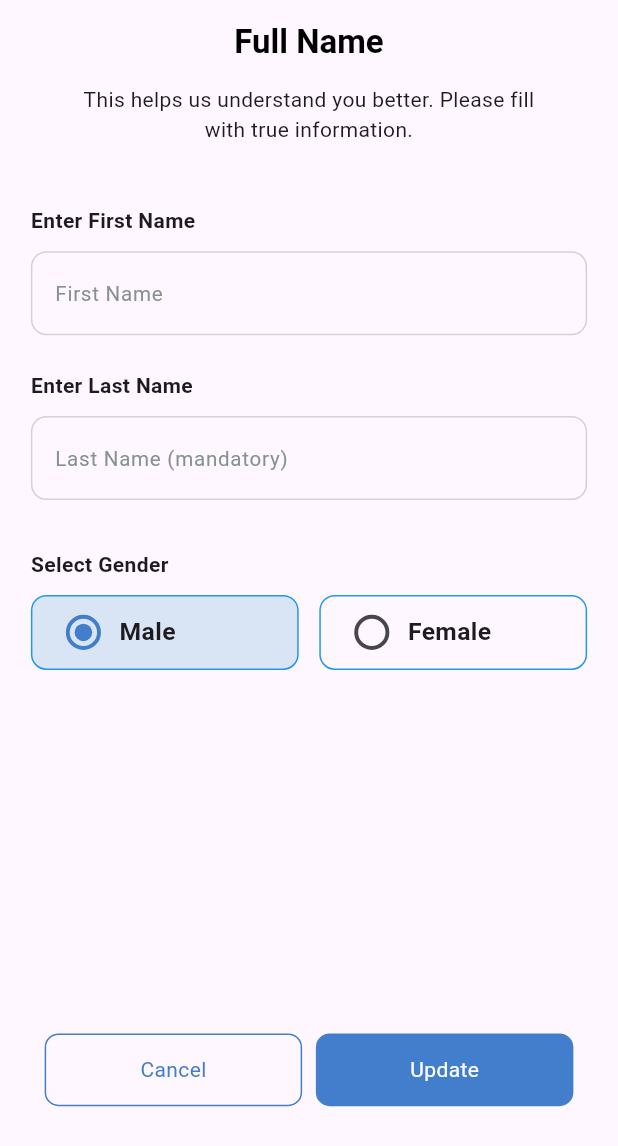
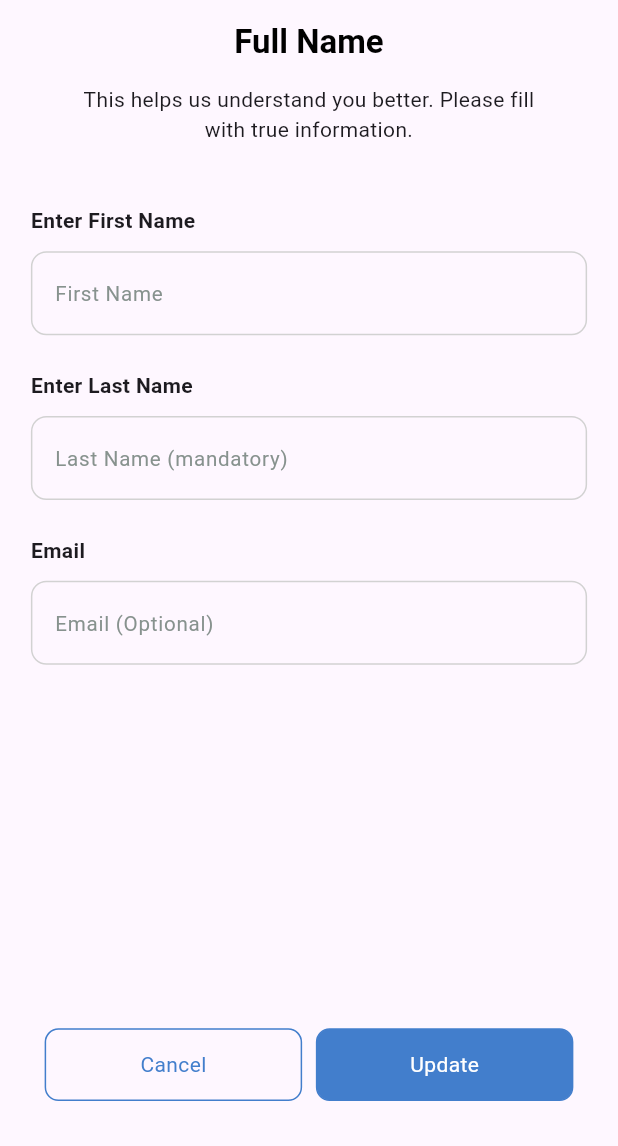
Before and after one commit to Syamkrishna2272/Village_App, a Flutter app: the UserDetailsScreen screen opened directly, on a phone screen of 412 x 824 dp. Shown: the top 1146 px of the screen. Run offline on Flutter 3.47's test engine with Material 3 defaults, Android fonts, the phone set to English and light mode, and no system bars; our stand-ins replace carousel_slider, material_design_icons_flutter.

Commit message:
basic details page gender removed and email form added

```diff
--- /dev/null
+++ b/lib/view/screens/basicdetailspage/userdetails.dart
@@ -0,0 +1,92 @@
+import 'package:flutter/material.dart';
+import 'package:village_app/view/screens/basicdetailspage/widget/button.dart';
+import 'package:village_app/view/screens/basicdetailspage/widget/texform3.dart';
+import 'package:village_app/view/screens/basicdetailspage/widget/textform1.dart';
+import 'package:village_app/view/screens/basicdetailspage/widget/textform2.dart';
+
+class UserDetailsScreen extends StatefulWidget {
+  final bool fromUserDataWidget;
+  const UserDetailsScreen({super.key, this.fromUserDataWidget = false});
+
+  @override
+  State<UserDetailsScreen> createState() => _UserDetailsScreenState();
+}
+
+class _UserDetailsScreenState extends State<UserDetailsScreen> {
+  @override
+  Widget build(BuildContext context) {
+    final mediaQuery = MediaQuery.of(context);
+    final screenHeight = mediaQuery.size.height;
+    final screenWidth = mediaQuery.size.width;
+
+    return Scaffold(
+      appBar: AppBar(
+        automaticallyImplyLeading: false,
+        title: Center(
+          child: Text(
+            widget.fromUserDataWidget ? 'Full Name' : 'Basic Details',
+            style: const TextStyle(
+                color: Colors.black, fontWeight: FontWeight.w600),
+          ),
+        ),
+      ),
+      body: SafeArea(
+        child: Padding(
+          padding: EdgeInsets.symmetric(horizontal: screenWidth / 20),
+          child: SingleChildScrollView(
+            child: Column(
+              crossAxisAlignment: CrossAxisAlignment.start,
+              children: [
+                // const SizedBox(height: 20),
+                const Center(
+                  child: Text(
+                    "This helps us understand you better. Please fill",
+                    textAlign: TextAlign.center,
+                  ),
+                ),
+                const Center(
+                  child: Text(
+                    "with true information.",
+                    textAlign: TextAlign.center,
+                  ),
+                ),
+                SizedBox(height: screenHeight / 20),
+                const Text(
+                  "Enter First Name",
+                  style: TextStyle(fontWeight: FontWeight.w600),
+                ),
+                SizedBox(height: screenHeight / 80),
+
+                //First name textform field
+                TextFormField1(screenWidth: screenWidth),
+                SizedBox(height: screenHeight / 35),
+                const Text(
+                  "Enter Last Name",
+                  style: TextStyle(fontWeight: FontWeight.w600),
+                ),
+                SizedBox(height: screenHeight / 80),
+
+                //Last name textform field
+                TextFormField2(screenWidth: screenWidth),
+                SizedBox(height: screenHeight / 35),
+                const Text(
+                  "Email",
+                  style: TextStyle(fontWeight: FontWeight.w600),
+                ),
+                SizedBox(height: screenHeight / 80),
+                EmailFormField(screenWidth: screenWidth),
+                SizedBox(
+                  height: screenHeight / 3.4,
+                ),
+                Button(
+                    widget: widget,
+                    screenHeight: screenHeight,
+                    screenWidth: screenWidth),
+              ],
+            ),
+          ),
+        ),
+      ),
+    );
+  }
+}
--- a/lib/view/screens/detailspage/widget/button.dart
+++ b/lib/view/screens/basicdetailspage/widget/button.dart
@@ -1,5 +1,5 @@
 import 'package:flutter/material.dart';
-import 'package:village_app/view/screens/detailspage/userdetails.dart';
+import 'package:village_app/view/screens/basicdetailspage/userdetails.dart';
 import 'package:village_app/view/screens/homepage/view/home_screen.dart';
 import 'package:village_app/view/widgets/button_widget.dart';
 
--- /dev/null
+++ b/lib/view/screens/basicdetailspage/widget/texform3.dart
@@ -0,0 +1,36 @@
+import 'package:flutter/material.dart';
+import 'package:flutter/services.dart';
+
+class EmailFormField extends StatelessWidget {
+  const EmailFormField({
+    super.key,
+    required this.screenWidth,
+  });
+
+  final double screenWidth;
+
+  @override
+  Widget build(BuildContext context) {
+    return TextFormField(
+      keyboardType: TextInputType.emailAddress,
+      inputFormatters: [
+        FilteringTextInputFormatter.allow(RegExp(r'[a-zA-Z0-9@._-]')),
+      ],
+      decoration: InputDecoration(
+        enabledBorder: OutlineInputBorder(
+          borderSide: const BorderSide(color: Color(0XFFD2D2D2)),
+          borderRadius: BorderRadius.circular(screenWidth / 40),
+        ),
+        focusedBorder: OutlineInputBorder(
+          borderSide: const BorderSide(color: Color(0XFF427ECC)),
+          borderRadius: BorderRadius.circular(screenWidth / 40),
+        ),
+        hintText: "Email (Optional)",
+        hintStyle: TextStyle(
+          fontSize: screenWidth / 30,
+          color: const Color.fromARGB(255, 135, 146, 142),
+        ),
+      ),
+    );
+  }
+}
--- a/lib/view/screens/detailspage/userdetails.dart
+++ /dev/null
@@ -1,168 +0,0 @@
-import 'package:flutter/material.dart';
-import 'package:flutter/services.dart';
-import 'package:village_app/view/screens/detailspage/widget/button.dart';
-import 'package:village_app/view/screens/detailspage/widget/textform1.dart';
-import 'package:village_app/view/screens/detailspage/widget/textform2.dart';
-
-class UserDetailsScreen extends StatefulWidget {
-  final bool fromUserDataWidget;
-  const UserDetailsScreen({super.key, this.fromUserDataWidget = false});
-
-  @override
-  State<UserDetailsScreen> createState() => _UserDetailsScreenState();
-}
-
-class _UserDetailsScreenState extends State<UserDetailsScreen> {
-  String _selectedGender = 'Male';
-
-  @override
-  Widget build(BuildContext context) {
-    final mediaQuery = MediaQuery.of(context);
-    final screenHeight = mediaQuery.size.height;
-    final screenWidth = mediaQuery.size.width;
-
-    return Scaffold(
-      appBar: AppBar(
-        automaticallyImplyLeading: false,
-        title: Center(
-          child: Text(
-            widget.fromUserDataWidget ? 'Full Name' : 'Basic Details',
-            style: const TextStyle(
-                color: Colors.black, fontWeight: FontWeight.w600),
-          ),
-        ),
-      ),
-      body: SafeArea(
-        child: Padding(
-          padding: EdgeInsets.symmetric(horizontal: screenWidth / 20),
-          child: SingleChildScrollView(
-            child: Column(
-              crossAxisAlignment: CrossAxisAlignment.start,
-              children: [
-                // const SizedBox(height: 20),
-                const Center(
-                  child: Text(
-                    "This helps us understand you better. Please fill",
-                    textAlign: TextAlign.center,
-                  ),
-                ),
-                const Center(
-                  child: Text(
-                    "with true information.",
-                    textAlign: TextAlign.center,
-                  ),
-                ),
-                SizedBox(height: screenHeight / 20),
-                const Text(
-                  "Enter First Name",
-                  style: TextStyle(fontWeight: FontWeight.w600),
-                ),
-                SizedBox(height: screenHeight / 80),
-
-                //First name textform field
-                TextFormField1(screenWidth: screenWidth),
-                SizedBox(height: screenHeight / 35),
-                const Text(
-                  "Enter Last Name",
-                  style: TextStyle(fontWeight: FontWeight.w600),
-                ),
-                SizedBox(height: screenHeight / 80),
-
-                //Last name textform field
-                TextFormField2(screenWidth: screenWidth),
-                SizedBox(height: screenHeight / 25),
-                const Text(
-                  "Select Gender",
-                  style: TextStyle(fontWeight: FontWeight.w600),
-                ),
-                SizedBox(height: screenHeight / 80),
-                Row(
-                  children: [
-                    Expanded(
-                      child: Container(
-                        decoration: BoxDecoration(
-                          border: Border.all(color: Colors.blue),
-                          borderRadius: BorderRadius.circular(screenWidth / 40),
-                          color: _selectedGender == 'Male'
-                              ? const Color.fromARGB(255, 217, 229, 244)
-                              : Colors.transparent,
-                        ),
-                        child: Padding(
-                          padding: const EdgeInsets.symmetric(horizontal: 10),
-                          child: Row(
-                            children: [
-                              Transform.scale(
-                                scale: 1.3,
-                                child: Radio<String>(
-                                  value: 'Male',
-                                  groupValue: _selectedGender,
-                                  activeColor: const Color(0XFF427ECC),
-                                  onChanged: (value) {
-                                    setState(() {
-                                      _selectedGender = value!;
-                                    });
-                                  },
-                                ),
-                              ),
-                              Text('Male',
-                                  style: TextStyle(
-                                      fontSize: screenWidth / 25,
-                                      fontWeight: FontWeight.w600)),
-                            ],
-                          ),
-                        ),
-                      ),
-                    ),
-                    SizedBox(width: screenWidth / 30),
-                    Expanded(
-                      child: Container(
-                        decoration: BoxDecoration(
-                            border: Border.all(color: Colors.blue),
-                            borderRadius:
-                                BorderRadius.circular(screenWidth / 40),
-                            color: _selectedGender == 'Female'
-                                ? const Color.fromARGB(255, 217, 229, 244)
-                                : Colors.transparent),
-                        child: Padding(
-                          padding: const EdgeInsets.symmetric(horizontal: 10),
-                          child: Row(
-                            children: [
-                              Transform.scale(
-                                scale: 1.3,
-                                child: Radio<String>(
-                                  value: 'Female',
-                                  groupValue: _selectedGender,
-                                  activeColor: const Color(0XFF427ECC),
-                                  onChanged: (value) {
-                                    setState(() {
-                                      _selectedGender = value!;
-                                    });
-                                  },
-                                ),
-                              ),
-                              Text('Female',
-                                  style: TextStyle(
-                                      fontSize: screenWidth / 25,
-                                      fontWeight: FontWeight.w600)),
-                            ],
-                          ),
-                        ),
-                      ),
-                    ),
-                  ],
-                ),
-                SizedBox(
-                  height: screenHeight / 3.4,
-                ),
-                Button(
-                    widget: widget,
-                    screenHeight: screenHeight,
-                    screenWidth: screenWidth),
-              ],
-            ),
-          ),
-        ),
-      ),
-    );
-  }
-}
--- a/lib/view/screens/otppage/otp_screen.dart
+++ b/lib/view/screens/otppage/otp_screen.dart
@@ -1,5 +1,5 @@
 import 'package:flutter/material.dart';
-import 'package:village_app/view/screens/detailspage/userdetails.dart';
+import 'package:village_app/view/screens/basicdetailspage/userdetails.dart';
 
 class OtpVerificationScreen extends StatelessWidget {
   const OtpVerificationScreen({super.key});
--- a/lib/view/screens/userprofilepage/userdatas/widget/user_data_widget.dart
+++ b/lib/view/screens/userprofilepage/userdatas/widget/user_data_widget.dart
@@ -1,5 +1,5 @@
 import 'package:flutter/material.dart';
-import 'package:village_app/view/screens/detailspage/userdetails.dart';
+import 'package:village_app/view/screens/basicdetailspage/userdetails.dart';
 import 'package:village_app/view/screens/userprofilepage/emailscreen/email_page.dart';
 import 'package:village_app/view/screens/userprofilepage/userdatas/widget/job_profession.dart';
 import 'package:village_app/view/screens/verificationpage/mobile_verification.dart';
```
Also changed, not shown: lib/view/screens/homepage/widget/quickaccess/taxiservicepage/taxiservice_screen.dart (+67 -53 lines), lib/view/screens/basicdetailspage/widget/textform1.dart (renamed from lib/view/screens/detailspage/widget/textform1.dart), lib/view/screens/basicdetailspage/widget/textform2.dart (renamed from lib/view/screens/detailspage/widget/textform2.dart).
